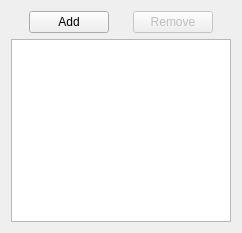
limvi-licef/VirtualLabelsAR, file HCI/ui/LabelManager.ui: the form before one commit.
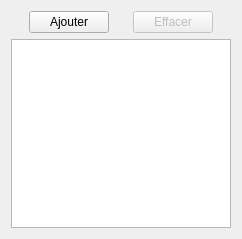
The form after the commit.

Commit message: GUI: now in french; new welcome screen with 2 buttons for quick access to the functionalities; design is now white; label interface is reorganized; internally, the MainApplication is now based on a QStackedLayout; the video player commands have been changed WARNING: python files are not automamitally generated from ui files. So if you change the ui files, you have to generate the python files manually. In PyCharm, you can find a tutorial here to do it from the IDE: https://www.youtube.com/watch?v=8jI_B0Dnu4E

Patch:
```diff
--- a/HCI/ui/LabelManager.ui
+++ b/HCI/ui/LabelManager.ui
@@ -7,7 +7,7 @@
     <x>0</x>
     <y>0</y>
     <width>242</width>
-    <height>233</height>
+    <height>239</height>
    </rect>
   </property>
   <property name="sizePolicy">
@@ -38,7 +38,7 @@
      <item>
       <widget class="QPushButton" name="addButton">
        <property name="text">
-        <string>Add</string>
+        <string>Ajouter</string>
        </property>
       </widget>
      </item>
@@ -61,7 +61,7 @@
         <bool>false</bool>
        </property>
        <property name="text">
-        <string>Remove</string>
+        <string>Effacer</string>
        </property>
       </widget>
      </item>
```
The commit also changes 28 other files.
